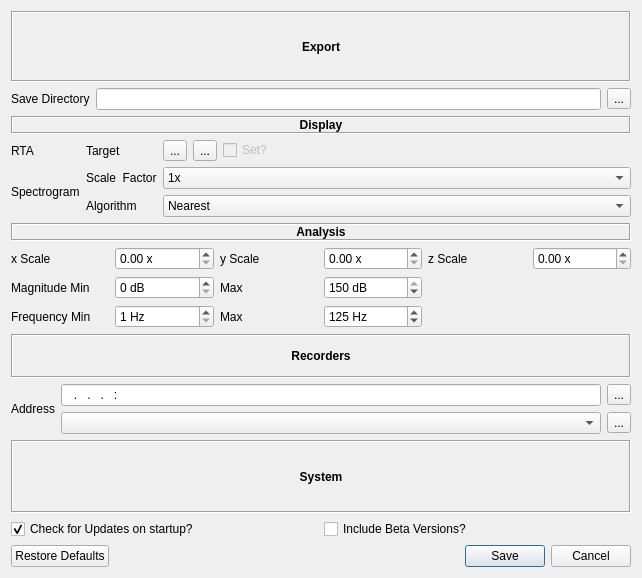
This is src/main/python/ui/preferences.ui in 3ll3d00d/qvibe-analyser as Qt 5 draws it before an edit. The edited form follows.
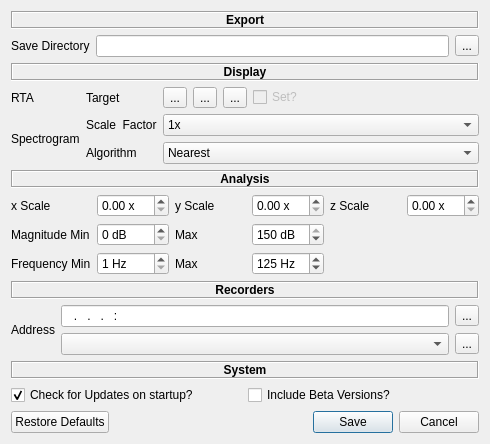
This is the edited form.

Commit message: added target curve dialog #37

What changed in the file:
```diff
--- a/src/main/python/ui/preferences.ui
+++ b/src/main/python/ui/preferences.ui
@@ -6,8 +6,8 @@
    <rect>
     <x>0</x>
     <y>0</y>
-    <width>642</width>
-    <height>578</height>
+    <width>490</width>
+    <height>426</height>
    </rect>
   </property>
   <property name="windowTitle">
@@ -172,6 +172,13 @@
            </property>
           </widget>
          </item>
+         <item>
+          <widget class="QToolButton" name="createTarget">
+           <property name="text">
+            <string>...</string>
+           </property>
+          </widget>
+         </item>
          <item>
           <widget class="QCheckBox" name="targetSet">
            <property name="enabled">
```
The commit also changes 5 other files.
